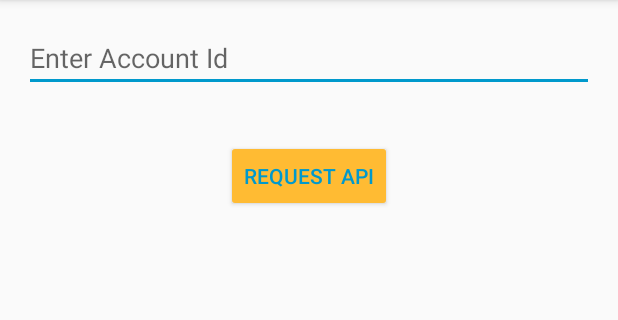
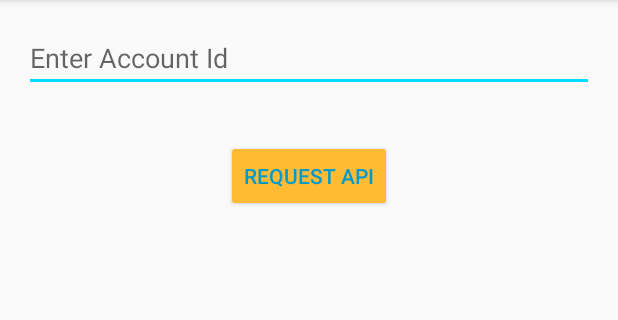
Before and after one commit to abhinavshuklaa/Weather_Application_Project, an Android app: the screen it shows after launch (MainActivity), on a phone screen of 412 x 824 dp, the part 84-404 px from its top. Run offline under Robolectric (Android 15) with nearby library versions, the phone set to English and light mode, and no system bars.

Commit message:
Commit_#5

```diff
--- a/app/src/main/res/layout/activity_main.xml
+++ b/app/src/main/res/layout/activity_main.xml
@@ -12,7 +12,7 @@
         android:layout_height="wrap_content"
         android:layout_margin="16dp"
         android:hint="Enter Account Id"
-        android:backgroundTint="@android:color/holo_blue_dark"/>
+        android:backgroundTint="@android:color/holo_blue_bright"/>
 
     <Button
         android:id="@+id/btnRequestApi"
```
